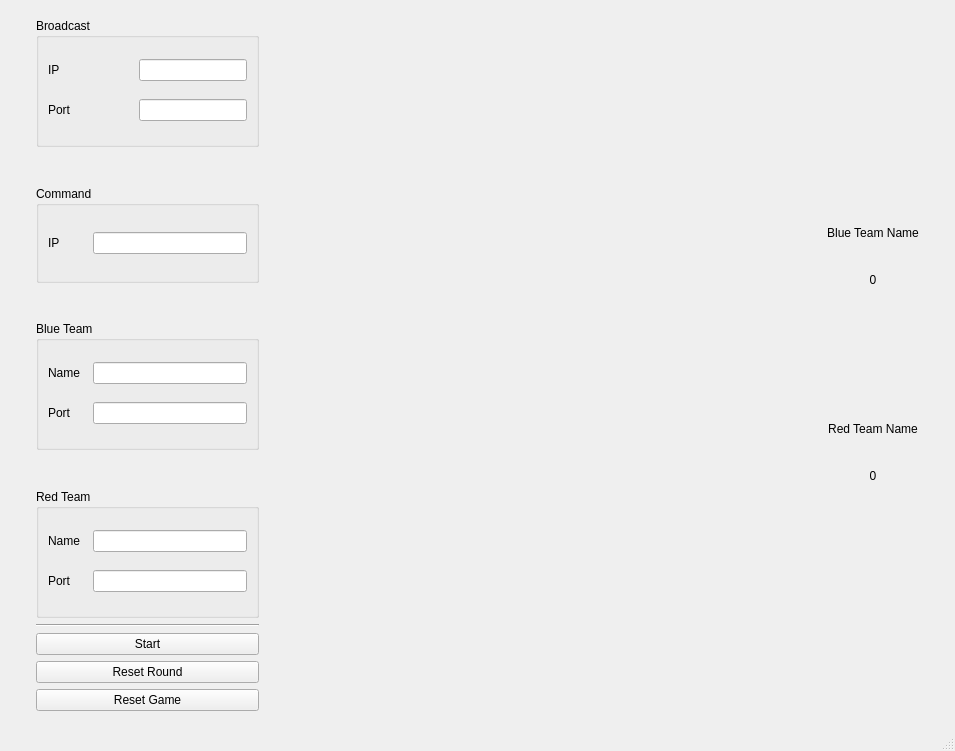
Before: the Qt Designer form src/mainwindow.ui in courseworks/AP1401-1-FinalProject, drawn with Qt 5.
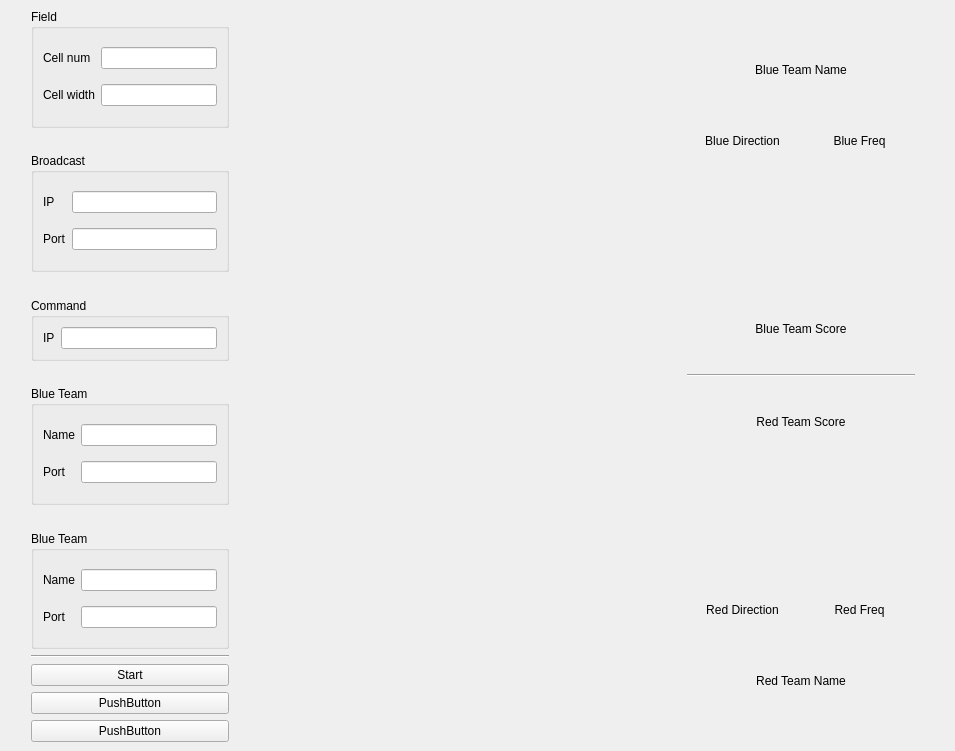
After: the same form once the commit is applied.

Commit message: [gui] create the ui template

What changed in the file:
```diff
--- a/src/mainwindow.ui
+++ b/src/mainwindow.ui
@@ -14,7 +14,7 @@
    <string>MainWindow</string>
   </property>
   <widget class="QWidget" name="centralwidget">
-   <layout class="QGridLayout" name="gridLayout_2" columnstretch="1,5,30,5,1">
+   <layout class="QGridLayout" name="gridLayout_8" columnstretch="1,4,20,3,1">
     <item row="0" column="0">
      <spacer name="horizontalSpacer">
       <property name="orientation">
@@ -22,41 +22,56 @@
       </property>
       <property name="sizeHint" stdset="0">
        <size>
-        <width>13</width>
-        <height>618</height>
+        <width>17</width>
+        <height>724</height>
        </size>
       </property>
      </spacer>
     </item>
     <item row="0" column="1">
-     <widget class="QWidget" name="widget_setting" native="true">
-      <property name="maximumSize">
-       <size>
-        <width>250</width>
-        <height>16777215</height>
-       </size>
-      </property>
-      <layout class="QGridLayout" name="gridLayout_8" rowstretch="4,1,3,1,4,1,4,1,3,3,3">
-       <item row="8" column="0">
-        <widget class="QPushButton" name="pushbutton_start">
-         <property name="text">
-          <string>Start</string>
+     <widget class="QWidget" name="widget_config" native="true">
+      <layout class="QGridLayout" name="gridLayout_6" rowstretch="6,1,6,1,3,1,6,1,6,1,1,1,1">
+       <property name="leftMargin">
+        <number>0</number>
+       </property>
+       <property name="topMargin">
+        <number>0</number>
+       </property>
+       <property name="rightMargin">
+        <number>0</number>
+       </property>
+       <property name="bottomMargin">
+        <number>0</number>
+       </property>
+       <item row="0" column="0">
+        <widget class="QGroupBox" name="groupBox">
+         <property name="title">
+          <string>Field</string>
          </property>
+         <layout class="QGridLayout" name="gridLayout">
+          <item row="0" column="1">
+           <widget class="QLineEdit" name="lineEdit_field_cellnum"/>
+          </item>
+          <item row="1" column="1">
+           <widget class="QLineEdit" name="lineEdit_field_cellwidth"/>
+          </item>
+          <item row="1" column="0">
+           <widget class="QLabel" name="label_2">
+            <property name="text">
+             <string>Cell width</string>
+            </property>
+           </widget>
+          </item>
+          <item row="0" column="0">
+           <widget class="QLabel" name="label">
+            <property name="text">
+             <string>Cell num</string>
+            </property>
+           </widget>
+          </item>
+         </layout>
         </widget>
        </item>
-       <item row="5" column="0">
-        <spacer name="verticalSpacer_3">
-         <property name="orientation">
-          <enum>Qt::Vertical</enum>
-         </property>
-         <property name="sizeHint" stdset="0">
-          <size>
-           <width>223</width>
-           <height>20</height>
-          </size>
-         </property>
-        </spacer>
-       </item>
        <item row="1" column="0">
         <spacer name="verticalSpacer">
          <property name="orientation">
@@ -64,153 +79,182 @@
          </property>
          <property name="sizeHint" stdset="0">
           <size>
-           <width>223</width>
-           <height>20</height>
+           <width>198</width>
+           <height>12</height>
           </size>
          </property>
         </spacer>
        </item>
-       <item row="9" column="0">
-        <widget class="QPushButton" name="pushbutton_resetround">
-         <property name="text">
-          <string>Reset Round</string>
-         </property>
-        </widget>
-       </item>
-       <item row="6" column="0">
-        <widget class="QGroupBox" name="groupbox_redteam">
+       <item row="2" column="0">
+        <widget class="QGroupBox" name="groupBox_2">
          <property name="title">
-          <string>Red Team</string>
+          <string>Broadcast</string>
          </property>
-         <layout class="QGridLayout" name="gridLayout_7" rowstretch="1,1" columnstretch="1,4">
+         <layout class="QGridLayout" name="gridLayout_2">
           <item row="0" column="0">
-           <widget class="QLabel" name="label_6">
+           <widget class="QLabel" name="label_3">
             <property name="text">
-             <string>Name</string>
+             <string>IP</string>
             </property>
            </widget>
           </item>
           <item row="0" column="1">
-           <widget class="QLineEdit" name="lineedit_redteam_name"/>
+           <widget class="QLineEdit" name="lineEdit_broadcast_ip"/>
           </item>
           <item row="1" column="0">
-           <widget class="QLabel" name="label_7">
-            <property name="text">
-             <string>Port</string>
-            </property>
-           </widget>
-          </item>
-          <item row="1" column="1">
-           <widget class="QLineEdit" name="lineedit_redteam_port"/>
-          </item>
-         </layout>
-        </widget>
-       </item>
-       <item row="4" column="0">
-        <widget class="QGroupBox" name="groupbox_blueteam">
-         <property name="title">
-          <string>Blue Team</string>
-         </property>
-         <layout class="QGridLayout" name="gridLayout_6" rowstretch="1,1" columnstretch="1,4">
-          <item row="0" column="0">
            <widget class="QLabel" name="label_4">
             <property name="text">
-             <string>Name</string>
+             <string>Port</string>
             </property>
            </widget>
           </item>
+          <item row="1" column="1">
+           <widget class="QLineEdit" name="lineEdit_broadcast_port"/>
+          </item>
+         </layout>
+        </widget>
+       </item>
+       <item row="3" column="0">
+        <spacer name="verticalSpacer_2">
+         <property name="orientation">
+          <enum>Qt::Vertical</enum>
+         </property>
+         <property name="sizeHint" stdset="0">
+          <size>
+           <width>198</width>
+           <height>11</height>
+          </size>
+         </property>
+        </spacer>
+       </item>
+       <item row="4" column="0">
+        <widget class="QGroupBox" name="groupBox_3">
+         <property name="title">
+          <string>Command</string>
+         </property>
+         <layout class="QGridLayout" name="gridLayout_3">
           <item row="0" column="1">
-           <widget class="QLineEdit" name="lineedit_blueteam_name">
-            <property name="text">
-             <string/>
-            </property>
-           </widget>
+           <widget class="QLineEdit" name="lineEdit_command_ip"/>
           </item>
-          <item row="1" column="0">
+          <item row="0" column="0">
            <widget class="QLabel" name="label_5">
             <property name="text">
+             <string>IP</string>
+            </property>
+           </widget>
+          </item>
+         </layout>
+        </widget>
+       </item>
+       <item row="5" column="0">
+        <spacer name="verticalSpacer_3">
+         <property name="orientation">
+          <enum>Qt::Vertical</enum>
+         </property>
+         <property name="sizeHint" stdset="0">
+          <size>
+           <width>198</width>
+           <height>12</height>
+          </size>
+         </property>
+        </spacer>
+       </item>
+       <item row="6" column="0">
+        <widget class="QGroupBox" name="groupBox_4">
+         <property name="title">
+          <string>Blue Team</string>
+         </property>
+         <layout class="QGridLayout" name="gridLayout_4">
+          <item row="0" column="0">
+           <widget class="QLabel" name="label_6">
+            <property name="text">
+             <string>Name</string>
+            </property>
+           </widget>
+          </item>
+          <item row="0" column="1">
+           <widget class="QLineEdit" name="lineEdit_blueteam_name"/>
+          </item>
+          <item row="1" column="0">
+           <widget class="QLabel" name="label_7">
+            <property name="text">
              <string>Port</string>
             </property>
            </widget>
           </item>
           <item row="1" column="1">
-           <widget class="QLineEdit" name="lineedit_blueteam_port"/>
+           <widget class="QLineEdit" name="lineEdit_blueteam_port"/>
           </item>
          </layout>
         </widget>
        </item>
        <item row="7" column="0">
+        <spacer name="verticalSpacer_4">
+         <property name="orientation">
+          <enum>Qt::Vertical</enum>
+         </property>
+         <property name="sizeHint" stdset="0">
+          <size>
+           <width>198</width>
+           <height>12</height>
+          </size>
+         </property>
+        </spacer>
+       </item>
+       <item row="8" column="0">
+        <widget class="QGroupBox" name="groupBox_5">
+         <property name="title">
+          <string>Blue Team</string>
+         </property>
+         <layout class="QGridLayout" name="gridLayout_5">
+          <item row="0" column="0">
+           <widget class="QLabel" name="label_8">
+            <property name="text">
+             <string>Name</string>
+            </property>
+           </widget>
+          </item>
+          <item row="0" column="1">
+           <widget class="QLineEdit" name="lineEdit_redteam_name"/>
+          </item>
+          <item row="1" column="0">
+           <widget class="QLabel" name="label_9">
+            <property name="text">
+             <string>Port</string>
+            </property>
+           </widget>
+          </item>
+          <item row="1" column="1">
+           <widget class="QLineEdit" name="lineEdit_redteam_port"/>
+          </item>
+         </layout>
+        </widget>
+       </item>
+       <item row="9" column="0">
         <widget class="Line" name="line">
          <property name="orientation">
           <enum>Qt::Horizontal</enum>
          </property>
         </widget>
        </item>
-       <item row="3" column="0">
-        <spacer name="verticalSpacer_2">
-         <property name="orientation">
-          <enum>Qt::Vertical</enum>
-         </property>
-         <property name="sizeHint" stdset="0">
-          <size>
-           <width>223</width>
-           <height>20</height>
-          </size>
-         </property>
-        </spacer>
-       </item>
-       <item row="2" column="0">
-        <widget class="QGroupBox" name="groupbox_command">
-         <property name="title">
-          <string>Command</string>
-         </property>
-         <layout class="QGridLayout" name="gridLayout_5" columnstretch="1,4">
-          <item row="0" column="0">
-           <widget class="QLabel" name="label_3">
-            <property name="text">
-             <string>IP</string>
-            </property>
-           </widget>
-          </item>
-          <item row="0" column="1">
-           <widget class="QLineEdit" name="lineedit_command_ip"/>
-          </item>
-         </layout>
-        </widget>
-       </item>
-       <item row="0" column="0">
-        <widget class="QGroupBox" name="groupbox_broadcast">
-         <property name="title">
-          <string>Broadcast</string>
-         </property>
-         <layout class="QGridLayout" name="gridLayout_4" rowstretch="1,0" columnstretch="1,0">
-          <item row="1" column="1">
-           <widget class="QLineEdit" name="lineedit_broadcast_port"/>
-          </item>
-          <item row="1" column="0">
-           <widget class="QLabel" name="label_2">
-            <property name="text">
-             <string>Port</string>
-            </property>
-           </widget>
-          </item>
-          <item row="0" column="0">
-           <widget class="QLabel" name="label">
-            <property name="text">
-             <string>IP</string>
-            </property>
-           </widget>
-          </item>
-          <item row="0" column="1">
-           <widget class="QLineEdit" name="lineedit_broadcast_ip"/>
-          </item>
-         </layout>
-        </widget>
-       </item>
        <item row="10" column="0">
-        <widget class="QPushButton" name="pushbutton_resetgame">
+        <widget class="QPushButton" name="pushButton_start_stop">
          <property name="text">
-          <string>Reset Game</string>
+          <string>Start</string>
+         </property>
+        </widget>
+       </item>
+       <item row="11" column="0">
+        <widget class="QPushButton" name="pushButton_resetround">
+         <property name="text">
+          <string>PushButton</string>
+         </property>
+        </widget>
+       </item>
+       <item row="12" column="0">
+        <widget class="QPushButton" name="pushButton_resetgame">
+         <property name="text">
+          <string>PushButton</string>
          </property>
         </widget>
        </item>
@@ -222,21 +266,21 @@
     </item>
     <item row="0" column="3">
      <widget class="QWidget" name="widget_board" native="true">
-      <layout class="QGridLayout" name="gridLayout" rowstretch="10,1,3,5,1,3,10">
-       <item row="0" column="0">
-        <spacer name="verticalSpacer_6">
+      <layout class="QGridLayout" name="gridLayout_7" rowstretch="1,2,1,1,5,3,1,3,5,1,1,2,1">
+       <item row="0" column="0" colspan="2">
+        <spacer name="verticalSpacer_5">
          <property name="orientation">
           <enum>Qt::Vertical</enum>
          </property>
          <property name="sizeHint" stdset="0">
           <size>
-           <width>48</width>
-           <height>175</height>
+           <width>228</width>
+           <height>20</height>
           </size>
          </property>
         </spacer>
        </item>
-       <item row="1" column="0">
+       <item row="1" column="0" colspan="2">
         <widget class="QLabel" name="label_blueteam_name">
          <property name="text">
           <string>Blue Team Name</string>
@@ -246,30 +290,126 @@
          </property>
         </widget>
        </item>
-       <item row="2" column="0">
+       <item row="2" column="0" colspan="2">
+        <spacer name="verticalSpacer_7">
+         <property name="orientation">
+          <enum>Qt::Vertical</enum>
+         </property>
+         <property name="sizeHint" stdset="0">
+          <size>
+           <width>228</width>
+           <height>19</height>
+          </size>
+         </property>
+        </spacer>
+       </item>
+       <item row="3" column="0">
+        <widget class="QLabel" name="label_blueteam_dir">
+         <property name="text">
+          <string>Blue Direction</string>
+         </property>
+         <property name="alignment">
+          <set>Qt::AlignCenter</set>
+         </property>
+        </widget>
+       </item>
+       <item row="3" column="1">
+        <widget class="QLabel" name="label_blueteam_freq">
+         <property name="text">
+          <string>Blue Freq</string>
+         </property>
+         <property name="alignment">
+          <set>Qt::AlignCenter</set>
+         </property>
+        </widget>
+       </item>
+       <item row="4" column="0" colspan="2">
+        <spacer name="verticalSpacer_9">
+         <property name="orientation">
+          <enum>Qt::Vertical</enum>
+         </property>
+         <property name="sizeHint" stdset="0">
+          <size>
+           <width>20</width>
+           <height>110</height>
+          </size>
+         </property>
+        </spacer>
+       </item>
+       <item row="5" column="0" colspan="2">
         <widget class="QLabel" name="label_blueteam_score">
          <property name="text">
-          <string>0</string>
+          <string>Blue Team Score</string>
          </property>
          <property name="alignment">
           <set>Qt::AlignCenter</set>
          </property>
         </widget>
        </item>
-       <item row="3" column="0">
-        <spacer name="verticalSpacer_5">
+       <item row="6" column="0" colspan="2">
+        <widget class="Line" name="line_2">
+         <property name="orientation">
+          <enum>Qt::Horizontal</enum>
+         </property>
+        </widget>
+       </item>
+       <item row="7" column="0" colspan="2">
+        <widget class="QLabel" name="label_redteam_score">
+         <property name="text">
+          <string>Red Team Score</string>
+         </property>
+         <property name="alignment">
+          <set>Qt::AlignCenter</set>
+         </property>
+        </widget>
+       </item>
+       <item row="8" column="0" colspan="2">
+        <spacer name="verticalSpacer_10">
          <property name="orientation">
           <enum>Qt::Vertical</enum>
          </property>
          <property name="sizeHint" stdset="0">
           <size>
            <width>20</width>
-           <height>40</height>
+           <height>110</height>
           </size>
          </property>
         </spacer>
        </item>
-       <item row="4" column="0">
+       <item row="9" column="0">
+        <widget class="QLabel" name="label_redteam_dir">
+         <property name="text">
+          <string>Red Direction</string>
+         </property>
+         <property name="alignment">
+          <set>Qt::AlignCenter</set>
+         </property>
+        </widget>
+       </item>
+       <item row="9" column="1">
+        <widget class="QLabel" name="label_redteam_freq">
+         <property name="text">
+          <string>Red Freq</string>
+         </property>
+         <property name="alignment">
+          <set>Qt::AlignCenter</set>
+         </property>
+        </widget>
+       </item>
+       <item row="10" column="0" colspan="2">
+        <spacer name="verticalSpacer_8">
+         <property name="orientation">
+          <enum>Qt::Vertical</enum>
+         </property>
+         <property name="sizeHint" stdset="0">
+          <size>
+           <width>228</width>
+           <height>19</height>
+          </size>
+         </property>
+        </spacer>
+       </item>
+       <item row="11" column="0" colspan="2">
         <widget class="QLabel" name="label_redteam_name">
          <property name="text">
           <string>Red Team Name</string>
@@ -279,25 +419,15 @@
          </property>
         </widget>
        </item>
-       <item row="5" column="0">
-        <widget class="QLabel" name="label_redteam_score">
-         <property name="text">
-          <string>0</string>
-         </property>
-         <property name="alignment">
-          <set>Qt::AlignCenter</set>
-         </property>
-        </widget>
-       </item>
-       <item row="6" column="0">
-        <spacer name="verticalSpacer_4">
+       <item row="12" column="0" colspan="2">
+        <spacer name="verticalSpacer_6">
          <property name="orientation">
           <enum>Qt::Vertical</enum>
          </property>
          <property name="sizeHint" stdset="0">
           <size>
-           <width>20</width>
-           <height>175</height>
+           <width>228</width>
+           <height>20</height>
           </size>
          </property>
         </spacer>
@@ -312,25 +442,14 @@
       </property>
       <property name="sizeHint" stdset="0">
        <size>
-        <width>13</width>
-        <height>618</height>
+        <width>17</width>
+        <height>724</height>
        </size>
       </property>
      </spacer>
     </item>
    </layout>
   </widget>
-  <widget class="QMenuBar" name="menubar">
-   <property name="geometry">
-    <rect>
-     <x>0</x>
-     <y>0</y>
-     <width>955</width>
-     <height>37</height>
-    </rect>
-   </property>
-  </widget>
-  <widget class="QStatusBar" name="statusbar"/>
  </widget>
  <resources/>
  <connections/>
```
